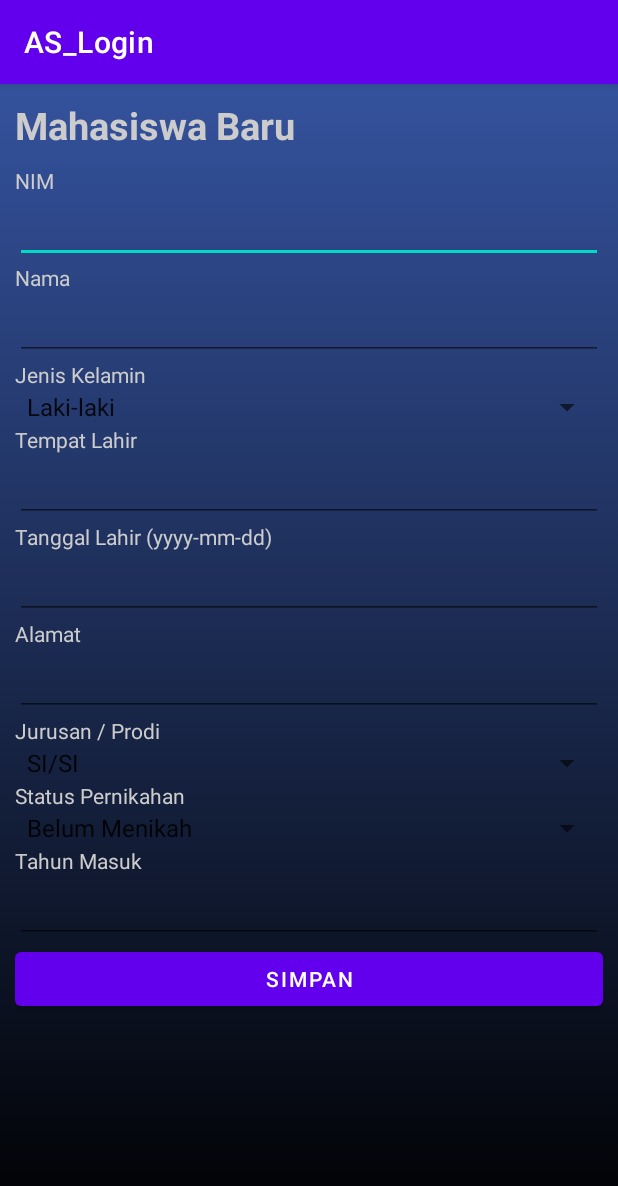
After one commit to LeonardoDacosta29/AS_Login, an Android app: the TambahMahasiswaActivity screen opened directly, with no data from a screen before it, on a phone screen of 412 x 824 dp. The commit adds this screen. Shown: the top 1186 px of the screen. Run offline under Robolectric (Android 15) with nearby library versions, the phone set to English and light mode, and no system bars; libraries missing offline, so code that uses them is left out: com.loopj.android, cz.msebera.android.

Commit message:
Login+RecycleViewB
login dan mahasiswa udah konek ya

```diff
--- a/app/build.gradle
+++ b/app/build.gradle
@@ -37,5 +37,10 @@ dependencies {
     androidTestImplementation 'androidx.test.ext:junit:1.1.5'
     androidTestImplementation 'androidx.test.espresso:espresso-core:3.5.1'
 
+//    untuk login + recycle view b atau mahasiswa
     implementation 'com.loopj.android:android-async-http:1.4.9'
+    implementation 'com.google.code.gson:gson:2.8.5'
+    implementation 'androidx.recyclerview:recyclerview:1.3.0'
+    implementation 'androidx.cardview:cardview:1.0.0'
+    implementation 'com.google.android.material:material:1.9.0'
 }
--- a/app/src/main/AndroidManifest.xml
+++ b/app/src/main/AndroidManifest.xml
@@ -14,6 +14,12 @@
         android:theme="@style/Theme.AS_Login"
         tools:targetApi="31">
         <activity
+            android:name=".TampilMahasiswaActivity"
+            android:exported="false" />
+        <activity
+            android:name=".TambahMahasiswaActivity"
+            android:exported="false" />
+        <activity
             android:name=".MenuActivity"
             android:exported="false" />
         <activity
--- /dev/null
+++ b/app/src/main/java/com/leonardoacosta202102275/as_login/TambahMahasiswaActivity.java
@@ -0,0 +1,112 @@
+package com.leonardoacosta202102275.as_login;
+
+import androidx.appcompat.app.AppCompatActivity;
+
+import android.app.AlertDialog;
+import android.os.Bundle;
+import android.util.Log;
+import android.view.View;
+import android.widget.Button;
+import android.widget.EditText;
+import android.widget.Spinner;
+import android.widget.Toast;
+
+import com.loopj.android.http.AsyncHttpClient;
+import com.loopj.android.http.AsyncHttpResponseHandler;
+
+import java.io.UnsupportedEncodingException;
+import java.net.URLEncoder;
+
+import cz.msebera.android.httpclient.Header;
+
+public class TambahMahasiswaActivity extends AppCompatActivity {
+    private Button _saveButton;
+    private EditText _alamatEditText, _namaEditText, _nimEditText, _tahunMasukEditText, _tanggalLahirEditText;
+    private EditText _tempatLahirEditText;
+    private Spinner _jenisKelaminSpinner, _jpSpinner, _statusNikahSpinner;
+
+    @Override
+    protected void onCreate(Bundle savedInstanceState) {
+        super.onCreate(savedInstanceState);
+        setContentView(R.layout.activity_tambah_mahasiswa);
+
+        initInputs();
+        initSaveButton();
+    }
+
+    private void initSaveButton() {
+        _saveButton = findViewById(R.id.saveButton);
+
+        _saveButton.setOnClickListener(new View.OnClickListener() {
+            @Override
+            public void onClick(View view) {
+                String alamat = _alamatEditText.getText().toString();
+                String jenisKelamin = _jenisKelaminSpinner.getSelectedItem().toString();
+                String jp = _jpSpinner.getSelectedItem().toString();
+                String nama = _namaEditText.getText().toString();
+                String nim = _nimEditText.getText().toString();
+                String statusPernikahan = _statusNikahSpinner.getSelectedItem().toString();
+                String tahunMasuk = _tahunMasukEditText.getText().toString();
+                String tanggalLahir = _tanggalLahirEditText.getText().toString();
+                String tempatLahir = _tempatLahirEditText.getText().toString();
+
+                try {
+                    alamat = URLEncoder.encode(alamat,"utf-8");
+                    jenisKelamin = URLEncoder.encode(jenisKelamin,"utf-8");
+                    jp = URLEncoder.encode(jp,"utf-8");
+                    nama = URLEncoder.encode(nama,"utf-8");
+                    nim = URLEncoder.encode(nim,"utf-8");
+                    statusPernikahan = URLEncoder.encode(statusPernikahan,"utf-8");
+                    tanggalLahir = URLEncoder.encode(tanggalLahir,"utf-8");
+                    tempatLahir = URLEncoder.encode(tempatLahir,"utf-8");
+                }
+                catch (UnsupportedEncodingException e) {
+                    e.printStackTrace();
+                }
+
+                String url = "https://stmikpontianak.net/011100862/tambahMahasiswa.php" +
+                        "?nim=" + nim +
+                        "&nama=" + nama +
+                        "&jenisKelamin=" + jenisKelamin +
+                        "&tempatLahir=" + tempatLahir +
+                        "&tanggalLahir=" + tanggalLahir +
+                        "&alamat=" + alamat +
+                        "&jp=" + jp +
+                        "&statusPernikahan=" + statusPernikahan +
+                        "&tahunMasuk=" + tahunMasuk;
+
+                AsyncHttpClient ahc = new AsyncHttpClient();
+
+                ahc.get(url, new AsyncHttpResponseHandler() {
+                    @Override
+                    public void onSuccess(int statusCode, Header[] headers, byte[] responseBody) {
+                        Log.d("*tw*", new String(responseBody));
+
+                        new AlertDialog.Builder(TambahMahasiswaActivity.this)
+                                .setTitle("Berhasil")
+                                .setMessage("Record berhasil disimpan")
+                                .show();
+                    }
+
+                    @Override
+                    public void onFailure(int statusCode, Header[] headers, byte[] responseBody, Throwable error) {
+                        Toast.makeText(getApplicationContext(), error.getMessage(), Toast.LENGTH_SHORT).show();
+
+                    }
+                });
+            }
+        });
+    }
+
+    private void initInputs() {
+        _alamatEditText = findViewById(R.id.alamatEditText);
+        _jenisKelaminSpinner = findViewById(R.id.jenisKelaminSpinner);
+        _jpSpinner = findViewById(R.id.jpSpinner);
+        _namaEditText = findViewById(R.id.namaEditText);
+        _nimEditText = findViewById(R.id.nimEditText);
+        _statusNikahSpinner = findViewById(R.id.statusNikahSpinner);
+        _tahunMasukEditText = findViewById(R.id.tahunMasukEditText);
+        _tanggalLahirEditText = findViewById(R.id.tanggalLahirEditText);
+        _tempatLahirEditText = findViewById(R.id.tempatLahirEditText);
+    }
+}
--- a/app/src/main/res/layout/activity_menu.xml
+++ b/app/src/main/res/layout/activity_menu.xml
@@ -22,6 +22,7 @@
         android:background="@android:color/transparent"
         android:textColor="#fff"
         android:drawableLeft="@drawable/student"
-        android:text="Master Mahasiswa" />
+        android:text="Master Mahasiswa"
+        android:id="@+id/TampilMahasiswaActivity"/>
 
 </GridLayout>
--- /dev/null
+++ b/app/src/main/res/layout/activity_tambah_mahasiswa.xml
@@ -0,0 +1,144 @@
+<?xml version="1.0" encoding="utf-8"?>
+<ScrollView xmlns:android="http://schemas.android.com/apk/res/android"
+    xmlns:app="http://schemas.android.com/apk/res-auto"
+    xmlns:tools="http://schemas.android.com/tools"
+    android:layout_width="match_parent"
+    android:layout_height="match_parent"
+    tools:context=".TambahMahasiswaActivity"
+    android:background="@drawable/gradient_a">
+
+    <LinearLayout
+        android:layout_width="match_parent"
+        android:layout_height="match_parent"
+        android:orientation="vertical"
+        android:padding="10dp">
+
+        <TextView
+            android:layout_width="wrap_content"
+            android:layout_height="wrap_content"
+            android:layout_marginBottom="10dp"
+            android:text="Mahasiswa Baru"
+            android:textSize="25sp"
+            android:textStyle="bold"
+            style="@style/textView1"/>
+
+        <TextView
+            android:layout_width="wrap_content"
+            android:layout_height="wrap_content"
+            android:text="NIM"
+            style="@style/textView1"/>
+
+        <EditText
+            android:id="@+id/nimEditText"
+            android:layout_width="match_parent"
+            android:layout_height="wrap_content"
+            style="@style/editText1"/>
+
+        <TextView
+            android:layout_width="wrap_content"
+            android:layout_height="wrap_content"
+            android:text="Nama"
+            style="@style/textView1"/>
+
+        <EditText
+            android:id="@+id/namaEditText"
+            android:layout_width="match_parent"
+            android:layout_height="wrap_content"
+            style="@style/editText1"/>
+
+        <TextView
+            android:layout_width="wrap_content"
+            android:layout_height="wrap_content"
+            android:text="Jenis Kelamin"
+            style="@style/textView1"/>
+
+        <Spinner
+            android:id="@+id/jenisKelaminSpinner"
+            android:layout_width="match_parent"
+            android:layout_height="wrap_content"
+            android:entries="@array/jenisKelaminArray"
+            style="@style/spinner1"/>
+
+        <TextView
+            android:layout_width="wrap_content"
+            android:layout_height="wrap_content"
+            android:text="Tempat Lahir"
+            style="@style/textView1"/>
+
+        <EditText
+            android:id="@+id/tempatLahirEditText"
+            android:layout_width="match_parent"
+            android:layout_height="wrap_content"
+            style="@style/editText1"/>
+
+        <TextView
+            android:layout_width="wrap_content"
+            android:layout_height="wrap_content"
+            android:text="Tanggal Lahir (yyyy-mm-dd)"
+            style="@style/textView1"/>
+
+        <EditText
+            android:id="@+id/tanggalLahirEditText"
+            android:layout_width="match_parent"
+            android:layout_height="wrap_content"
+            android:inputType="date"
+            style="@style/editText1"/>
+
+        <TextView
+            android:layout_width="wrap_content"
+            android:layout_height="wrap_content"
+            android:text="Alamat"
+            style="@style/textView1"/>
+
+        <EditText
+            android:id="@+id/alamatEditText"
+            android:layout_width="match_parent"
+            android:layout_height="wrap_content"
+            style="@style/editText1"/>
+
+        <TextView
+            android:layout_width="wrap_content"
+            android:layout_height="wrap_content"
+            android:text="Jurusan / Prodi"
+            style="@style/textView1"/>
+
+        <Spinner
+            android:id="@+id/jpSpinner"
+            android:layout_width="match_parent"
+            android:layout_height="wrap_content"
+            android:entries="@array/jpArray"
+            style="@style/spinner1"/>
+
+        <TextView
+            android:layout_width="wrap_content"
+            android:layout_height="wrap_content"
+            android:text="Status Pernikahan"
+            style="@style/textView1"/>
+
+        <Spinner
+            android:id="@+id/statusNikahSpinner"
+            android:layout_width="match_parent"
+            android:layout_height="wrap_content"
+            android:entries="@array/statusNikahArray"
+            style="@style/spinner1"/>
+
+        <TextView
+            android:layout_width="wrap_content"
+            android:layout_height="wrap_content"
+            android:text="Tahun Masuk"
+            style="@style/textView1"/>
+
+        <EditText
+            android:layout_width="match_parent"
+            android:layout_height="wrap_content"
+            android:inputType="number"
+            android:id="@+id/tahunMasukEditText"
+            style="@style/editText1"/>
+
+        <Button
+            android:layout_width="match_parent"
+            android:layout_height="wrap_content"
+            android:text="Simpan"
+            android:id="@+id/saveButton"/>
+    </LinearLayout>
+</ScrollView>
--- a/app/src/main/res/values-night/themes.xml
+++ b/app/src/main/res/values-night/themes.xml
@@ -13,4 +13,5 @@
         <item name="android:statusBarColor">?attr/colorPrimaryVariant</item>
         <!-- Customize your theme here. -->
     </style>
+
 </resources>
--- /dev/null
+++ b/app/src/main/res/values/ids.xml
@@ -0,0 +1,5 @@
+<?xml version="1.0" encoding="utf-8"?>
+<resources>
+    <item name="tampilMahasiswaButton" type="id" />
+    <item name="TampilMahasiswaActivity" type="id" />
+</resources>
--- a/app/src/main/res/values/strings.xml
+++ b/app/src/main/res/values/strings.xml
@@ -1,3 +1,17 @@
 <resources>
     <string name="app_name">AS_Login</string>
+    <string-array name="jenisKelaminArray">
+        <item>Laki-laki</item>
+        <item>Perempuan</item>
+    </string-array>
+    <string-array name="jpArray">
+        <item>SI/SI</item>
+        <item>TI/TI</item>
+    </string-array>
+    <string-array name="statusNikahArray">
+        <item>Belum Menikah</item>
+        <item>Menikah</item>
+        <item>Duda</item>
+        <item>Janda</item>
+    </string-array>
 </resources>
--- a/app/src/main/res/values/themes.xml
+++ b/app/src/main/res/values/themes.xml
@@ -13,4 +13,13 @@
         <item name="android:statusBarColor">?attr/colorPrimaryVariant</item>
         <!-- Customize your theme here. -->
     </style>
+    <style name="textView1">
+        <item name="android:textColor">#cccccc</item>
+    </style>
+    <style name="editText1">
+        <item name="android:textColor">#cccccc</item>
+    </style>
+    <style name="spinner1">
+        <item name="android:textColor">#cccccc</item>
+    </style>
 </resources>
```
Also changed, not shown: app/src/main/java/com/leonardoacosta202102275/as_login/MahasiswaAdapter.java (added, +65 -0 lines), app/src/main/java/com/leonardoacosta202102275/as_login/MahasiswaModel.java (added, +43 -0 lines), app/src/main/java/com/leonardoacosta202102275/as_login/MahasiswaViewHolder.java (added, +31 -0 lines), app/src/main/java/com/leonardoacosta202102275/as_login/MenuActivity.java (+56 -0 lines), app/src/main/java/com/leonardoacosta202102275/as_login/TampilMahasiswaActivity.java (added, +81 -0 lines), app/src/main/res/layout/activity_tampil_mahasiswa.xml (added, +26 -0 lines), app/src/main/res/layout/list_mahasiswa.xml (added, +66 -0 lines), app/src/main/res/drawable/boy.png (added), app/src/main/res/drawable/girl.png (added).
